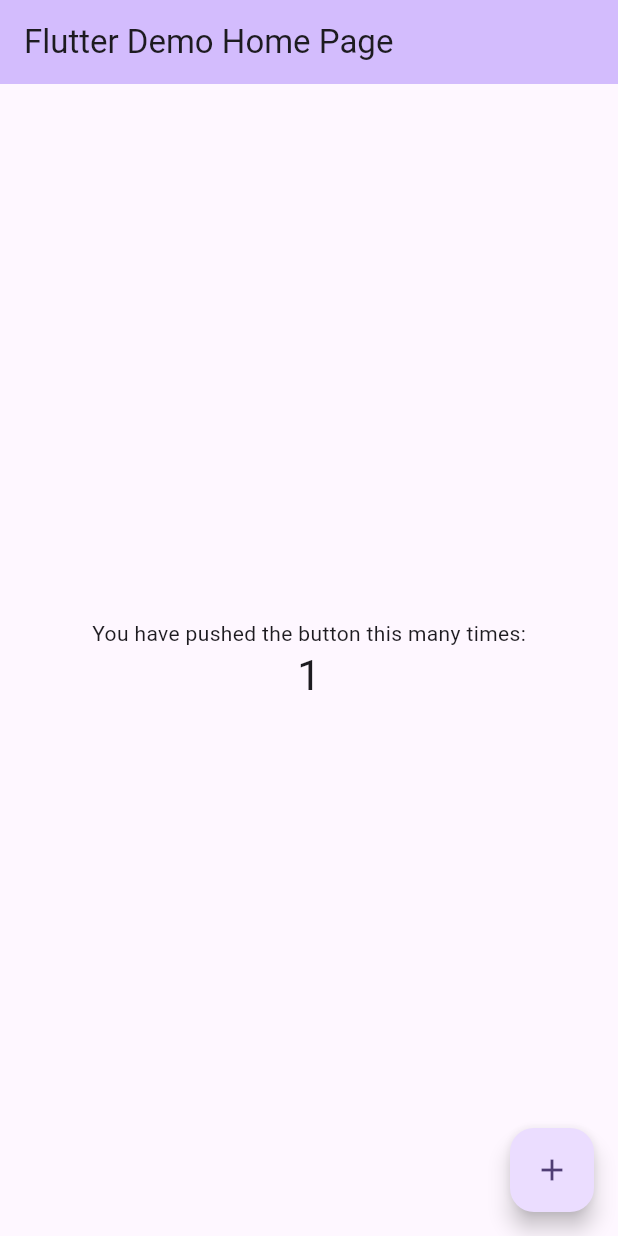
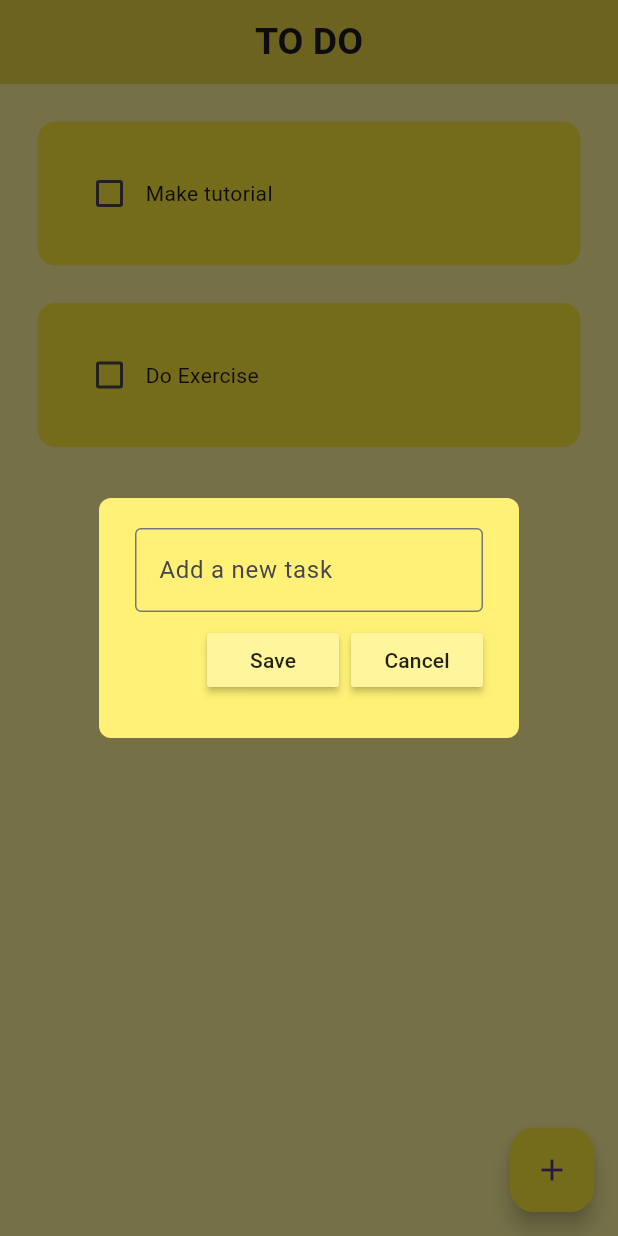
Before and after one commit to Bhargavzz/To-Do-App, a Flutter app: the screen it shows after launch, after a tap on the "add" icon, on a phone screen of 412 x 824 dp. Run offline on Flutter 3.47's test engine with Material 3 defaults, Android fonts, the phone set to English and light mode, and no system bars; drawn by our look-alikes of flutter_slidable; our stand-ins replace hive_flutter; accounts and stored records are empty.

Commit message:
update -0.1

```diff
--- /dev/null
+++ b/lib/data/database.dart
@@ -0,0 +1,26 @@
+import 'package:hive_flutter/hive_flutter.dart';
+
+class ToDoDataBase {
+  List toDoList = [];
+  //reference our box
+  final _myBox = Hive.box('mybox');
+
+  //run this method if this is the first time ever the app is opened
+  void createInitialData() {
+    toDoList = [
+      ['Make tutorial', false],
+      ['Do Exercise', false],
+    ];
+  }
+
+  //load the data from the database
+
+  void loadData() {
+    toDoList = _myBox.get('TODOLIST');
+  }
+
+  //update the database
+  void updateDatabase() {
+    _myBox.put('TODOLIST', toDoList);
+  }
+}
--- a/lib/main.dart
+++ b/lib/main.dart
@@ -1,125 +1,28 @@
 import 'package:flutter/material.dart';
+import 'pages/home_page.dart';
+import 'package:hive_flutter/hive_flutter.dart';
 
-void main() {
+
+void main () async {
+  //initialize hive
+  await Hive.initFlutter();
+
+  //open a box
+  var box = await Hive.openBox('mybox');
+
   runApp(const MyApp());
 }
 
 class MyApp extends StatelessWidget {
   const MyApp({super.key});
 
-  // This widget is the root of your application.
   @override
   Widget build(BuildContext context) {
-    return MaterialApp(
-      title: 'Flutter Demo',
-      theme: ThemeData(
-        // This is the theme of your application.
-        //
-        // TRY THIS: Try running your application with "flutter run". You'll see
-        // the application has a purple toolbar. Then, without quitting the app,
-        // try changing the seedColor in the colorScheme below to Colors.green
-        // and then invoke "hot reload" (save your changes or press the "hot
-        // reload" button in a Flutter-supported IDE, or press "r" if you used
-        // the command line to start the app).
-        //
-        // Notice that the counter didn't reset back to zero; the application
-        // state is not lost during the reload. To reset the state, use hot
-        // restart instead.
-        //
-        // This works for code too, not just values: Most code changes can be
-        // tested with just a hot reload.
-        colorScheme: ColorScheme.fromSeed(seedColor: Colors.deepPurple),
-        useMaterial3: true,
-      ),
-      home: const MyHomePage(title: 'Flutter Demo Home Page'),
+    return  MaterialApp(
+      debugShowCheckedModeBanner: false,
+      home: HomePage(),
+      theme: ThemeData(primarySwatch: Colors.yellow),
+
     );
   }
 }
-
-class MyHomePage extends StatefulWidget {
-  const MyHomePage({super.key, required this.title});
-
-  // This widget is the home page of your application. It is stateful, meaning
-  // that it has a State object (defined below) that contains fields that affect
-  // how it looks.
-
-  // This class is the configuration for the state. It holds the values (in this
-  // case the title) provided by the parent (in this case the App widget) and
-  // used by the build method of the State. Fields in a Widget subclass are
-  // always marked "final".
-
-  final String title;
-
-  @override
-  State<MyHomePage> createState() => _MyHomePageState();
-}
-
-class _MyHomePageState extends State<MyHomePage> {
-  int _counter = 0;
-
-  void _incrementCounter() {
-    setState(() {
-      // This call to setState tells the Flutter framework that something has
-      // changed in this State, which causes it to rerun the build method below
-      // so that the display can reflect the updated values. If we changed
-      // _counter without calling setState(), then the build method would not be
-      // called again, and so nothing would appear to happen.
-      _counter++;
-    });
-  }
-
-  @override
-  Widget build(BuildContext context) {
-    // This method is rerun every time setState is called, for instance as done
-    // by the _incrementCounter method above.
-    //
-    // The Flutter framework has been optimized to make rerunning build methods
-    // fast, so that you can just rebuild anything that needs updating rather
-    // than having to individually change instances of widgets.
-    return Scaffold(
-      appBar: AppBar(
-        // TRY THIS: Try changing the color here to a specific color (to
-        // Colors.amber, perhaps?) and trigger a hot reload to see the AppBar
-        // change color while the other colors stay the same.
-        backgroundColor: Theme.of(context).colorScheme.inversePrimary,
-        // Here we take the value from the MyHomePage object that was created by
-        // the App.build method, and use it to set our appbar title.
-        title: Text(widget.title),
-      ),
-      body: Center(
-        // Center is a layout widget. It takes a single child and positions it
-        // in the middle of the parent.
-        child: Column(
-          // Column is also a layout widget. It takes a list of children and
-          // arranges them vertically. By default, it sizes itself to fit its
-          // children horizontally, and tries to be as tall as its parent.
-          //
-          // Column has various properties to control how it sizes itself and
-          // how it positions its children. Here we use mainAxisAlignment to
-          // center the children vertically; the main axis here is the vertical
-          // axis because Columns are vertical (the cross axis would be
-          // horizontal).
-          //
-          // TRY THIS: Invoke "debug painting" (choose the "Toggle Debug Paint"
-          // action in the IDE, or press "p" in the console), to see the
-          // wireframe for each widget.
-          mainAxisAlignment: MainAxisAlignment.center,
-          children: <Widget>[
-            const Text(
-              'You have pushed the button this many times:',
-            ),
-            Text(
-              '$_counter',
-              style: Theme.of(context).textTheme.headlineMedium,
-            ),
-          ],
-        ),
-      ),
-      floatingActionButton: FloatingActionButton(
-        onPressed: _incrementCounter,
-        tooltip: 'Increment',
-        child: const Icon(Icons.add),
-      ), // This trailing comma makes auto-formatting nicer for build methods.
-    );
-  }
-}
--- /dev/null
+++ b/lib/pages/home_page.dart
@@ -0,0 +1,113 @@
+import 'package:flutter/material.dart';
+import 'package:todo/data/database.dart';
+import '../util/todo_tile.dart';
+import '../util/dialog_box.dart';
+import 'package:hive_flutter/hive_flutter.dart';
+
+
+class HomePage extends StatefulWidget {
+  const HomePage({super.key});
+
+  @override
+  State<HomePage> createState() => _HomePageState();
+}
+
+class _HomePageState extends State<HomePage> {
+
+  //reference the hive box
+  final _myBox = Hive.box('mybox');
+  //reference our database
+  ToDoDataBase db = ToDoDataBase();
+
+
+  @override
+  void initState() {
+    // if this is the first time ever the app is opened, create default data
+    if(_myBox.get('TODOLIST') == null) {
+      db.createInitialData();
+    } else {
+      //load the data
+      db.loadData();
+    }
+    super.initState();
+  }
+
+
+  // text controller
+  final _controller = TextEditingController();
+
+
+  //checkbox changed
+  void checkBoxChanged(bool? value, int index) {
+    setState(() {
+      db.toDoList[index][1] = !db.toDoList[index][1];
+    });
+    db.updateDatabase();
+  }
+  //save new task
+  void saveNewTask() {
+    setState(() {
+      db.toDoList.add([_controller.text, false]);
+      _controller.clear();
+    });
+    Navigator.of(context).pop();
+    db.updateDatabase();
+  }
+
+  //create new task
+  void createNewTask() {
+    showDialog(
+      context: context,
+      builder: (context) {
+        return DialogBox(
+          controller:_controller  ,
+          onSave: saveNewTask,
+          onCancel: () => Navigator.of(context).pop(),
+        );
+      },
+    );
+  }
+
+  //deletr task
+  void deleteTask(int index) {
+    setState(() {
+      db.toDoList.removeAt(index);
+    });
+    db.updateDatabase();
+  }
+
+  @override
+  Widget build(BuildContext context) {
+    return Scaffold(
+      backgroundColor: Colors.yellow[200],
+      appBar: AppBar(
+        centerTitle: true,
+        title: Text(
+          'TO DO',
+
+          style: TextStyle(fontSize: 25,fontWeight: FontWeight.bold),
+
+        ),
+        backgroundColor: Colors.yellow,
+        elevation: 10,
+      ),
+      floatingActionButton: FloatingActionButton(
+        backgroundColor: Colors.yellow,
+        onPressed: createNewTask,
+        child: Icon(Icons.add),
+
+      ),
+      body: ListView.builder(
+        itemCount: db.toDoList.length,
+        itemBuilder: (context, index) {
+          return ToDoTile(
+            taskName: db.toDoList[index][0],
+            taskCompleted: db.toDoList[index][1],
+            onChanged: (value) => checkBoxChanged(value, index),
+            deleteFunction: (context) => deleteTask(index),
+          );
+        },
+      ),
+    );
+  }
+}
--- /dev/null
+++ b/lib/util/dialog_box.dart
@@ -0,0 +1,57 @@
+import 'package:flutter/material.dart';
+import '../util/my_button.dart';
+
+class DialogBox extends StatelessWidget {
+  final controller;
+  final VoidCallback onSave;
+  final VoidCallback onCancel;
+  DialogBox(
+      {super.key,
+      required this.controller,
+      required this.onSave,
+      required this.onCancel});
+
+  @override
+  Widget build(BuildContext context) {
+    return AlertDialog(
+
+      backgroundColor: Colors.yellow[300],
+      shape: RoundedRectangleBorder(
+        borderRadius: BorderRadius.circular(8),
+      ),
+      content: Container(
+        height: 120,
+        child: Column(
+          mainAxisAlignment: MainAxisAlignment.spaceAround,
+          children: [
+            //get user input
+            TextField(
+              controller: controller,
+              decoration: InputDecoration(
+                border: OutlineInputBorder(),
+                hintText: 'Add a new task',
+              ),
+            ),
+            Row(
+              mainAxisAlignment: MainAxisAlignment.end,
+              children: [
+                //save button
+                MyButton(
+                  text: 'Save',
+                  onPressed: onSave,
+                ),
+
+                const SizedBox(width: 8),
+                //cancel button
+                MyButton(
+                  text: 'Cancel',
+                  onPressed: onCancel,
+                ),
+              ],
+            )
+          ],
+        ),
+      ),
+    );
+  }
+}
--- /dev/null
+++ b/lib/util/my_button.dart
@@ -0,0 +1,17 @@
+import 'package:flutter/material.dart';
+
+class MyButton extends StatelessWidget {
+  final String text;
+  final VoidCallback onPressed;
+  const MyButton({super.key, required this.text, required this.onPressed});
+
+  @override
+  Widget build(BuildContext context) {
+    return MaterialButton(
+
+      onPressed: onPressed,
+      color: Colors.yellow[200],
+      child: Text(text),
+    );
+  }
+}
--- /dev/null
+++ b/lib/util/todo_tile.dart
@@ -0,0 +1,56 @@
+import 'package:flutter/material.dart';
+import 'package:flutter_slidable/flutter_slidable.dart';
+
+class ToDoTile extends StatelessWidget {
+
+  final String taskName;
+  final bool taskCompleted;
+  final Function(bool?)? onChanged;
+  final Function(BuildContext)? deleteFunction;
+  const ToDoTile({
+    super.key,
+    required this.taskName,
+    required this.taskCompleted,
+    required this.onChanged,
+    required this.deleteFunction,
+  });
+
+  @override
+  Widget build(BuildContext context) {
+    return Padding(
+      padding: const EdgeInsets.only(left:25,right:25,top:25),
+      child: Slidable(
+        endActionPane: ActionPane(
+          motion:StretchMotion(),
+          children: [
+            SlidableAction(
+              onPressed: deleteFunction,
+              icon: Icons.delete,
+              backgroundColor: Colors.red,
+              borderRadius: BorderRadius.circular(12),
+            ),
+          ],
+        ),
+        child: Container(
+          padding: EdgeInsets.all(24),
+
+          child: Row(
+            children: [
+
+              //checkbox
+              Checkbox(value: taskCompleted, onChanged: onChanged),
+
+              //task name
+              Text(taskName,
+              style: TextStyle(decoration: taskCompleted? TextDecoration.lineThrough:TextDecoration.none),),
+            ],
+          ),
+          decoration: BoxDecoration(
+            color: Colors.yellow,
+            borderRadius: BorderRadius.circular(12),
+          ),
+        ),
+      ),
+    );
+  }
+}
```
Also changed, not shown: pubspec.yaml (+5 -3 lines), pubspec.lock, 3 other files.
